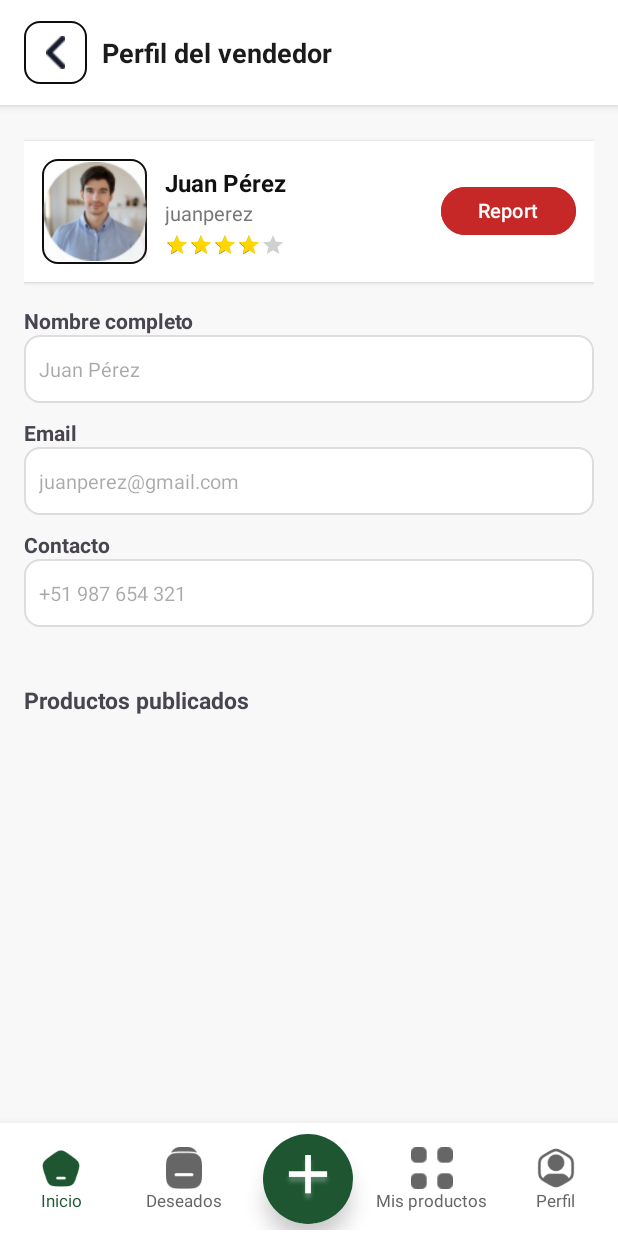
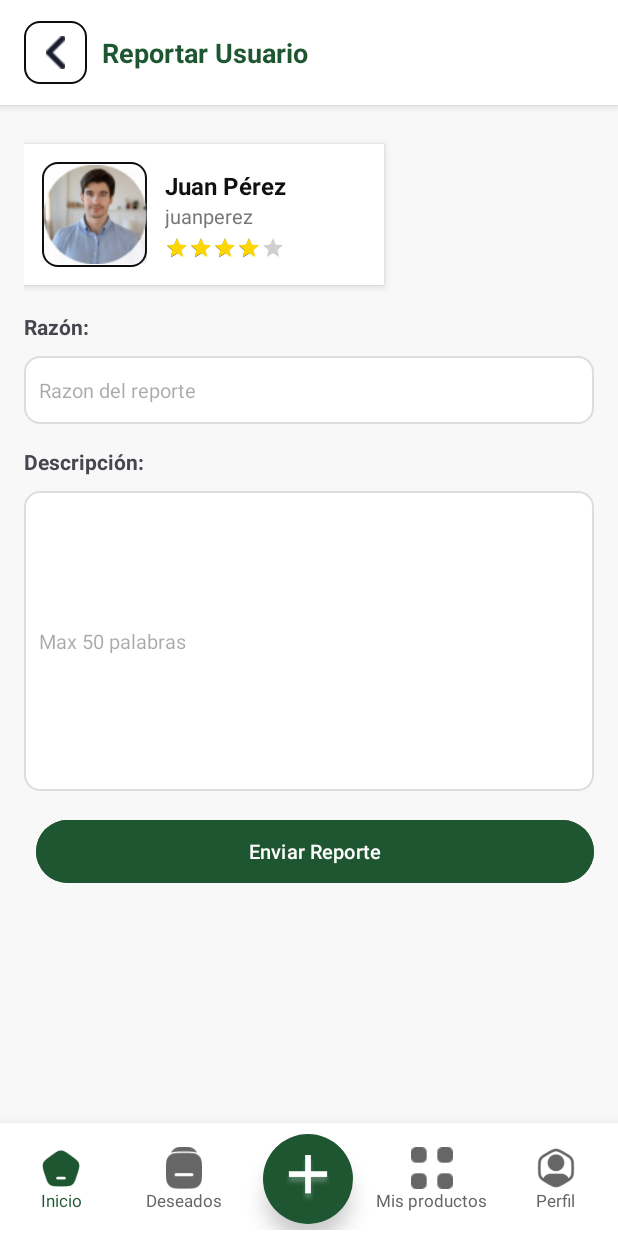
Before and after one commit to regularbitguy/CompraYa_proyecto_moviles, an Android app: the layout activity_reportar.xml on its own in the app's theme, with its tools: preview values and no code run, on a phone screen of 412 x 824 dp. Run offline under Robolectric (Android 15) with nearby library versions, the phone set to English and light mode, and no system bars.

Commit message:
interfaz reportar

```diff
--- a/app/src/main/AndroidManifest.xml
+++ b/app/src/main/AndroidManifest.xml
@@ -11,6 +11,9 @@
         android:roundIcon="@mipmap/ic_launcher_round"
         android:supportsRtl="true"
         android:theme="@style/Theme.MyProductos">
+        <activity
+            android:name=".activity_reportar"
+            android:exported="false" />
         <activity
             android:name=".PerfilVendedorActivity"
             android:exported="false" />
--- a/app/src/main/java/com/example/myproductos/PerfilVendedorActivity.kt
+++ b/app/src/main/java/com/example/myproductos/PerfilVendedorActivity.kt
@@ -1,6 +1,8 @@
 package com.example.myproductos
 
+import android.content.Intent
 import android.os.Bundle
+import android.widget.Button
 import android.widget.ImageButton
 import androidx.activity.enableEdgeToEdge
 import androidx.appcompat.app.AppCompatActivity
@@ -12,13 +14,13 @@ class PerfilVendedorActivity : AppCompatActivity() {
     private lateinit var recyclerProductosVendedor: RecyclerView
     private lateinit var adapter: SugerenciaAdapter
     private lateinit var btnBack: ImageButton
+    private lateinit var btnReportar: Button
 
     override fun onCreate(savedInstanceState: Bundle?) {
         super.onCreate(savedInstanceState)
         setContentView(R.layout.perfil_vendedor)
 
-        recyclerProductosVendedor = findViewById(R.id.recyclerProductosVendedor)
-        btnBack = findViewById(R.id.btnBack)
+        asignarReferencias()
 
         // Configurar el RecyclerView horizontal
         recyclerProductosVendedor.layoutManager =
@@ -33,11 +35,21 @@ class PerfilVendedorActivity : AppCompatActivity() {
 
         adapter = SugerenciaAdapter(lista)
         recyclerProductosVendedor.adapter = adapter
+    }
+    private fun asignarReferencias(){
+        recyclerProductosVendedor = findViewById(R.id.recyclerProductosVendedor)
+        btnBack = findViewById(R.id.btnBack)
+        btnReportar = findViewById(R.id.btnReportar)
 
-        // Botón de retroceso
         btnBack.setOnClickListener {
+            val intent = Intent(this, Producto::class.java)
+            startActivity(intent)
+        }
+
+        btnReportar.setOnClickListener {
+            val intent = Intent(this, activity_reportar::class.java)
+            startActivity(intent)
             finish()
-            overridePendingTransition(android.R.anim.slide_in_left, android.R.anim.slide_out_right)
         }
     }
 }
--- /dev/null
+++ b/app/src/main/java/com/example/myproductos/activity_reportar.kt
@@ -0,0 +1,40 @@
+package com.example.myproductos
+
+import android.content.Intent
+import android.os.Bundle
+import android.widget.Button
+import android.widget.ImageButton
+import android.widget.Toast
+import androidx.activity.enableEdgeToEdge
+import androidx.appcompat.app.AlertDialog
+import androidx.appcompat.app.AppCompatActivity
+import androidx.core.view.ViewCompat
+import androidx.core.view.WindowInsetsCompat
+
+class activity_reportar : AppCompatActivity() {
+    override fun onCreate(savedInstanceState: Bundle?) {
+        super.onCreate(savedInstanceState)
+        setContentView(R.layout.activity_reportar)
+        asignarReferencias()
+    }
+    private fun asignarReferencias(){
+        val btnBack = findViewById<ImageButton>(R.id.btnBack)
+        val btnEnviar = findViewById<Button>(R.id.btnEnviarReporte)
+
+        btnBack.setOnClickListener {
+            val intent = Intent(this, PerfilVendedorActivity::class.java)
+            startActivity(intent)
+            finish()
+        }
+        btnEnviar.setOnClickListener {
+            mostrarMensaje("Reporte enviado")
+        }
+    }
+    private fun mostrarMensaje(mensaje: String){
+        val ventana = AlertDialog.Builder(this)
+        ventana.setTitle("Mensaje")
+        ventana.setMessage(mensaje)
+        ventana.setPositiveButton("Aceptar",{dialog, which -> finish()})
+        ventana.create().show()
+    }
+}
--- a/app/src/main/res/layout/perfil_vendedor.xml
+++ b/app/src/main/res/layout/activity_reportar.xml
@@ -7,7 +7,7 @@
     android:layout_width="match_parent"
     android:layout_height="match_parent"
     android:background="#F8F8F8"
-    tools:context=".PerfilVendedorActivity">
+    tools:context=".activity_reportar">
 
     <!-- 🔹 BARRA SUPERIOR -->
     <LinearLayout
@@ -35,8 +35,8 @@
         <TextView
             android:layout_width="wrap_content"
             android:layout_height="wrap_content"
-            android:text="Perfil del vendedor"
-            android:textColor="#1B1B1B"
+            android:text="Reportar Usuario"
+            android:textColor="#1E5631"
             android:textSize="18sp"
             android:textStyle="bold"
             android:layout_marginStart="10dp"/>
@@ -53,149 +53,118 @@
         app:layout_constraintEnd_toEndOf="parent">
 
         <LinearLayout
+            android:layout_width="match_parent"
+            android:layout_height="match_parent"
             android:orientation="vertical"
-            android:padding="16dp"
-            android:layout_width="match_parent"
-            android:layout_height="wrap_content">
+            android:padding="16dp">
 
             <!-- 🔸 Información del vendedor -->
             <LinearLayout
-                android:layout_width="match_parent"
+                android:layout_width="240dp"
                 android:layout_height="wrap_content"
+                android:layout_marginTop="10dp"
+                android:layout_marginBottom="18dp"
+                android:background="#FFFFFF"
+                android:elevation="3dp"
+                android:gravity="center_vertical"
                 android:orientation="horizontal"
-                android:gravity="center_vertical"
-                android:background="#FFFFFF"
-                android:padding="12dp"
-                android:elevation="2dp"
-                android:layout_marginBottom="16dp"
-                android:layout_marginTop="8dp">
+                android:padding="12dp">
 
                 <ImageView
                     android:id="@+id/imgVendedor"
                     android:layout_width="70dp"
                     android:layout_height="70dp"
-                    android:src="@drawable/user"
+                    android:background="@drawable/circulo"
+                    android:padding="2dp"
                     android:scaleType="centerCrop"
-                    android:background="@drawable/circulo"
-                    android:padding="2dp" />
+                    android:src="@drawable/user" />
 
                 <LinearLayout
                     android:layout_width="0dp"
                     android:layout_height="wrap_content"
+                    android:layout_marginStart="12dp"
                     android:layout_weight="1"
-                    android:orientation="vertical"
-                    android:layout_marginStart="12dp">
+                    android:orientation="vertical">
 
                     <TextView
                         android:id="@+id/txtVendedor"
                         android:layout_width="wrap_content"
                         android:layout_height="wrap_content"
                         android:text="Juan Pérez"
-                        android:textStyle="bold"
+                        android:textColor="#111"
                         android:textSize="16sp"
-                        android:textColor="#111"/>
+                        android:textStyle="bold" />
 
                     <TextView
                         android:id="@+id/txtUsuario"
                         android:layout_width="wrap_content"
                         android:layout_height="wrap_content"
                         android:text="juanperez"
-                        android:textSize="13sp"
-                        android:textColor="#777"/>
+                        android:textColor="#777"
+                        android:textSize="13sp" />
 
                     <RatingBar
                         android:id="@+id/ratingVendedor"
                         style="?android:attr/ratingBarStyleSmall"
                         android:layout_width="wrap_content"
                         android:layout_height="wrap_content"
+                        android:layout_marginTop="4dp"
                         android:numStars="5"
-                        android:stepSize="1"
+                        android:progressTint="#FFD700"
                         android:rating="4"
-                        android:layout_marginTop="4dp"
-                        android:progressTint="#FFD700"/>
+                        android:stepSize="1" />
                 </LinearLayout>
-
-                <Button
-                    android:id="@+id/btnReportar"
-                    android:layout_width="90dp"
-                    android:layout_height="40dp"
-                    android:text="Reportar"
-                    android:textAllCaps="false"
-                    android:textColor="#FFF"
-                    android:textSize="13sp"
-                    android:backgroundTint="#C62828"
-                    android:layout_marginStart="8dp"/>
             </LinearLayout>
 
             <!-- 🔸 Datos de contacto -->
             <TextView
-                android:text="Nombre completo"
-                android:textStyle="bold"
+                android:layout_width="wrap_content"
+                android:layout_height="wrap_content"
+                android:text="Razón:"
                 android:textSize="14sp"
-                android:layout_width="wrap_content"
-                android:layout_height="wrap_content"/>
+                android:textStyle="bold" />
 
             <EditText
-                android:id="@+id/txtNombreCompleto"
+                android:id="@+id/txtRazon"
                 android:layout_width="match_parent"
                 android:layout_height="45dp"
-                android:hint="Juan Pérez"
+                android:layout_marginBottom="15dp"
                 android:background="@drawable/caja_texto"
                 android:enabled="false"
+                android:hint="Razon del reporte"
                 android:padding="10dp"
-                android:textSize="13sp"
-                android:layout_marginBottom="10dp"/>
+                android:layout_marginTop="10dp"
+                android:textSize="13sp" />
 
             <TextView
-                android:text="Email"
-                android:textStyle="bold"
+                android:layout_width="wrap_content"
+                android:layout_height="wrap_content"
+                android:text="Descripción:"
                 android:textSize="14sp"
-                android:layout_width="wrap_content"
-                android:layout_height="wrap_content"/>
+                android:textStyle="bold" />
 
             <EditText
-                android:id="@+id/txtEmail"
+                android:id="@+id/txtDescripcion"
                 android:layout_width="match_parent"
-                android:layout_height="45dp"
-                android:hint="juanperez@gmail.com"
+                android:layout_height="200dp"
+                android:layout_marginBottom="15dp"
                 android:background="@drawable/caja_texto"
                 android:enabled="false"
+                android:hint="Max 50 palabras"
                 android:padding="10dp"
-                android:textSize="13sp"
-                android:layout_marginBottom="10dp"/>
+                android:layout_marginTop="10dp"
+                android:textSize="13sp" />
 
-            <TextView
-                android:text="Contacto"
-                android:textStyle="bold"
-                android:textSize="14sp"
-                android:layout_width="wrap_content"
-                android:layout_height="wrap_content"/>
-
-            <EditText
-                android:id="@+id/txtContacto"
+            <Button
+                android:id="@+id/btnEnviarReporte"
                 android:layout_width="match_parent"
-                android:layout_height="45dp"
-                android:hint="+51 987 654 321"
-                android:background="@drawable/caja_texto"
-                android:enabled="false"
-                android:padding="10dp"
-                android:textSize="13sp"
-                android:layout_marginBottom="20dp"/>
-
-            <!-- Productos publicados -->
-            <TextView
-                android:layout_marginTop="18dp"
-                android:text="Productos publicados"
-                android:textSize="15sp"
-                android:textStyle="bold"
-                android:layout_width="wrap_content"
-                android:layout_height="wrap_content"/>
-
-            <androidx.recyclerview.widget.RecyclerView
-                android:id="@+id/recyclerProductosVendedor"
-                android:layout_marginTop="12dp"
-                android:layout_width="match_parent"
-                android:layout_height="230dp"/>
+                android:layout_height="50dp"
+                android:layout_marginStart="8dp"
+                android:backgroundTint="#1E5631"
+                android:text="Enviar Reporte"
+                android:textAllCaps="false"
+                android:textColor="#FFF"
+                android:textSize="13sp" />
         </LinearLayout>
     </ScrollView>
 
@@ -206,7 +175,6 @@
         android:layout_width="0dp"
         android:layout_height="75dp"
         app:layout_constraintBottom_toBottomOf="parent"
-        app:layout_constraintStart_toStartOf="parent"
-        app:layout_constraintEnd_toEndOf="parent" />
-
+        app:layout_constraintEnd_toEndOf="parent"
+        app:layout_constraintStart_toStartOf="parent" />
 </androidx.constraintlayout.widget.ConstraintLayout>
```
